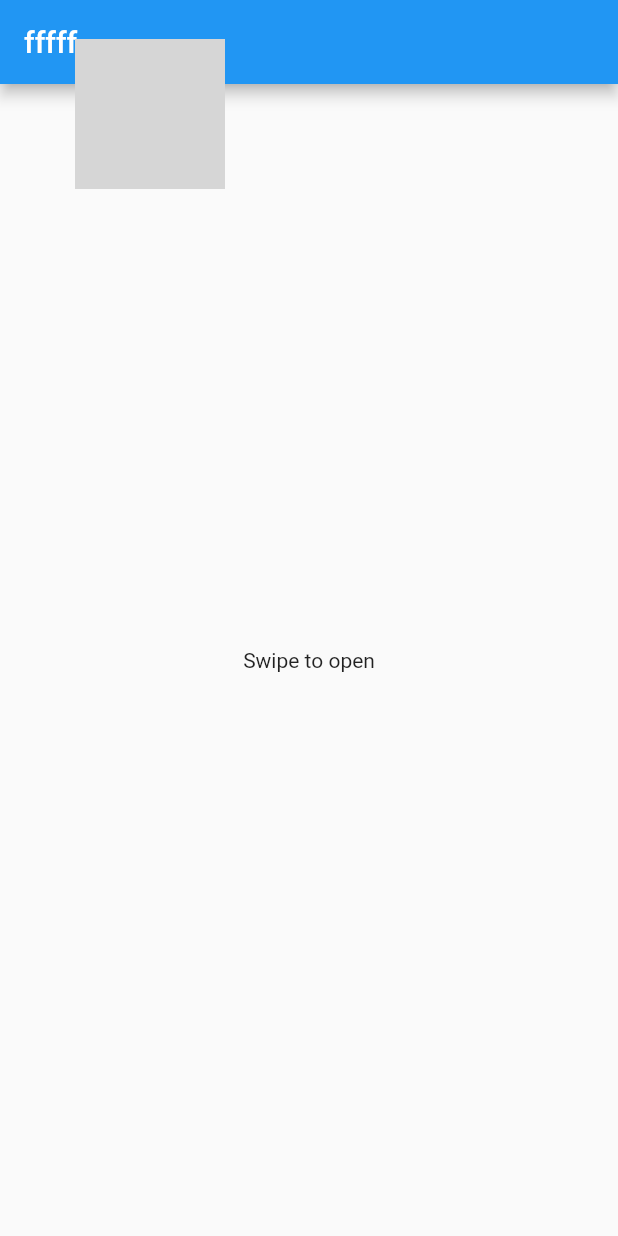
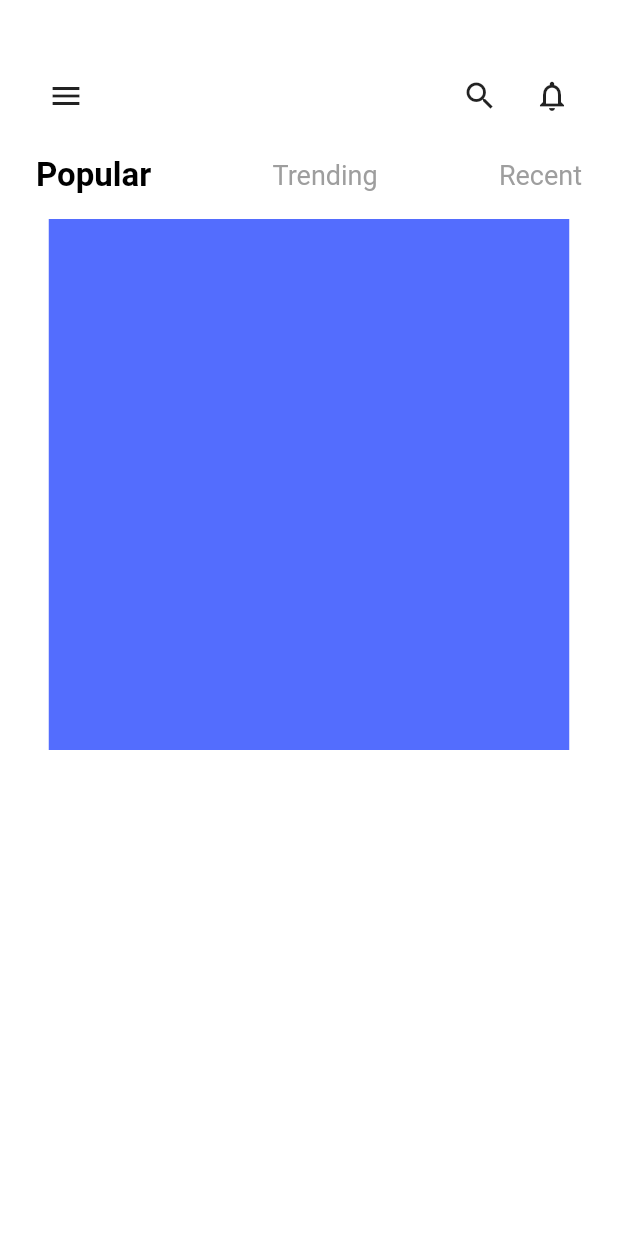
Before and after one commit to 1JavaEEGroup1/Algernon, a Flutter app: the screen it shows after launch, on a phone screen of 412 x 824 dp. Run offline on Flutter 3.47's test engine with Material 2 defaults, Android fonts, the phone set to English and light mode, and no system bars; grey boxes are pictures that could not be loaded.

Commit message:
complete drawerPage`s layout and a little homePage`s layout

```diff
--- /dev/null
+++ b/lib/configuration.dart
@@ -0,0 +1,21 @@
+import 'package:flutter/material.dart';
+
+class Strings {
+  static String tag1 = "Popular";
+  static String tag2 = "Trending";
+  static String tag3 = "Recent";
+  static String drawerTitle2 = "View Profile";
+  static String drawerTitle1 = "Sun Shibo";
+}
+
+List<Map> drawerItems = [
+  {'icon': Icons.home_outlined, 'title': "Home", 'selected': 1},
+  {'icon': Icons.bookmark_add_outlined, 'title': "Saved News", 'selected': 0},
+  {'icon': Icons.post_add_outlined, 'title': "Write News", 'selected': 0},
+  {'icon': Icons.credit_card, 'title': "MemberShip", 'selected': 0},
+  {'icon': Icons.help_outline, 'title': "Help", 'selected': 0},
+  {'icon': Icons.person_outline_outlined, 'title': "Profile", 'selected': 0}
+];
+
+var nowDrawerItem = drawerItems[0];
+var nowDrawerCount = 0;
--- a/lib/home.dart
+++ /dev/null
@@ -1,177 +0,0 @@
-import 'dart:math';
-
-import 'package:flutter/material.dart';
-
-class MyHomePage extends StatefulWidget {
-  const MyHomePage({Key? key, required this.title}) : super(key: key);
-
-  final String title;
-
-  @override
-  State<MyHomePage> createState() => _MyHomePageState();
-}
-
-class _MyHomePageState extends State<MyHomePage> {
-  double value = 0;
-
-  @override
-  Widget build(BuildContext context) {
-    return Scaffold(
-        body: Stack(
-      children: [
-        Container(
-          decoration: const BoxDecoration(
-            gradient: LinearGradient(
-                colors: [Colors.black, Colors.black54],
-                begin: Alignment.bottomCenter,
-                end: Alignment.topCenter),
-          ),
-        ),
-        SafeArea(
-          child: Container(
-            width: 200.0,
-            padding: const EdgeInsets.all(8.0),
-            child: Column(
-              children: [
-                DrawerHeader(
-                  child: Column(
-                    mainAxisAlignment: MainAxisAlignment.center,
-                    children: const [
-                      CircleAvatar(
-                        radius: 50.0,
-                        backgroundImage: NetworkImage(
-                            "https://encrypted-tbn0.gstatic.com/images?q=tbn:ANd9GcS6NCTGwyRds07Wyv37CyOWqrRA0bacwXGyfw8_MGwDg21eZKuJRfdZdzRbem0erGb7n5w&usqp=CAU"),
-                      ),
-                      SizedBox(
-                        height: 10.0,
-                      ),
-                      Text(
-                        "Sun shibo",
-                        style: TextStyle(color: Colors.white, fontSize: 20),
-                      )
-                    ],
-                  ),
-                ),
-                Expanded(
-                  child: ListView(
-                    children: [
-                      ListTile(
-                        onTap: () {},
-                        leading: const Icon(
-                          Icons.home,
-                          color: Colors.white,
-                        ),
-                        title: const Text(
-                          "Home",
-                          style: TextStyle(color: Colors.white),
-                        ),
-                      ),
-                      ListTile(
-                        onTap: () {},
-                        leading: const Icon(
-                          Icons.save,
-                          color: Colors.white,
-                        ),
-                        title: const Text(
-                          "Save News",
-                          style: TextStyle(color: Colors.white),
-                        ),
-                      ),
-                      ListTile(
-                        onTap: () {},
-                        leading: const Icon(
-                          Icons.newspaper,
-                          color: Colors.white,
-                        ),
-                        title: const Text(
-                          "Write News",
-                          style: TextStyle(color: Colors.white),
-                        ),
-                      ),
-                      ListTile(
-                        onTap: () {},
-                        leading: const Icon(
-                          Icons.card_membership,
-                          color: Colors.white,
-                        ),
-                        title: const Text(
-                          "Membership",
-                          style: TextStyle(color: Colors.white),
-                        ),
-                      ),
-                      ListTile(
-                        onTap: () {},
-                        leading: const Icon(
-                          Icons.help,
-                          color: Colors.white,
-                        ),
-                        title: const Text(
-                          "Help",
-                          style: TextStyle(color: Colors.white),
-                        ),
-                      ),
-                      ListTile(
-                        onTap: () {},
-                        leading: const Icon(
-                          Icons.settings,
-                          color: Colors.white,
-                        ),
-                        title: const Text(
-                          "Setting",
-                          style: TextStyle(color: Colors.white),
-                        ),
-                      ),
-                      ListTile(
-                        onTap: () {},
-                        leading: const Icon(
-                          Icons.logout,
-                          color: Colors.white,
-                        ),
-                        title: const Text(
-                          "Logout",
-                          style: TextStyle(color: Colors.white),
-                        ),
-                      )
-                    ],
-                  ),
-                )
-              ],
-            ),
-          ),
-        ),
-        TweenAnimationBuilder(
-            tween: Tween<double>(begin: 0, end: value),
-            duration: const Duration(milliseconds: 400),
-            builder: (_, double val, __) {
-              return (Transform(
-                alignment: Alignment.center,
-                transform: Matrix4.identity()
-                  ..setEntry(3, 2, 0.001)
-                  ..setEntry(0, 3, 200 * val)
-                  // ..scale(0.5, 0.5),
-                  ..rotateY((pi / 6) * val),
-                child: Scaffold(
-                  appBar: AppBar(title: const Text("fffff")),
-                  body: const Center(
-                    child: Text("Swipe to open"),
-                  ),
-                ),
-              ));
-            }),
-        GestureDetector(
-          onHorizontalDragUpdate: (e) {
-            if (e.delta.dx > 0) {
-              setState(() {
-                value = 1;
-              });
-            } else {
-              setState(() {
-                value = 0;
-              });
-            }
-          },
-        )
-      ],
-    ));
-  }
-}
--- a/lib/main.dart
+++ b/lib/main.dart
@@ -1,23 +1,21 @@
+import 'package:algernon/ui/drawerScreen.dart';
+import 'package:algernon/ui/homeScreen.dart';
 import 'package:flutter/material.dart';
 
-import 'home.dart';
-
 void main() {
-  runApp(const MyApp());
+  runApp(MaterialApp(
+    home: HomePage(),
+  ));
 }
 
-class MyApp extends StatelessWidget {
-  const MyApp({Key? key}) : super(key: key);
-
-  // This widget is the root of your application.
+class HomePage extends StatelessWidget {
   @override
   Widget build(BuildContext context) {
-    return MaterialApp(
-      title: 'Flutter Demo',
-      theme: ThemeData(
-        primarySwatch: Colors.blue,
+    return Scaffold(
+      backgroundColor: Colors.black,
+      body: Stack(
+        children: const [DrawerScreen(), HomeScreen()],
       ),
-      home: const MyHomePage(title: 'Flutter Demo Home Page'),
     );
   }
 }
--- /dev/null
+++ b/lib/ui/drawerScreen.dart
@@ -0,0 +1,141 @@
+import 'package:algernon/configuration.dart';
+import 'package:flutter/material.dart';
+
+class DrawerScreen extends StatefulWidget {
+  const DrawerScreen({Key? key}) : super(key: key);
+
+  @override
+  State<DrawerScreen> createState() => _DrawerScreenState();
+}
+
+class _DrawerScreenState extends State<DrawerScreen> {
+  @override
+  Widget build(BuildContext context) {
+    return Container(
+      padding: const EdgeInsets.only(top: 50, bottom: 40, left: 10),
+      child: Column(
+        mainAxisAlignment: MainAxisAlignment.spaceBetween,
+        children: [userTitle(), buttonList(), settingAndLogout()],
+      ),
+    );
+  }
+
+  userTitle() {
+    return Row(
+      children: [
+        CircleAvatar(),
+        const SizedBox(width: 10),
+        Column(
+          crossAxisAlignment: CrossAxisAlignment.start,
+          children: [
+            Text("Miroslava Savitskaya",
+                style: TextStyle(
+                    color: Colors.white, fontWeight: FontWeight.bold)),
+            Text(
+              "MemberShip",
+              style: TextStyle(
+                  color: Colors.white,
+                  fontWeight: FontWeight.bold,
+                  fontSize: 11),
+            )
+          ],
+        )
+      ],
+    );
+  }
+
+  buttonList() {
+    return Column(
+      children: drawerItems
+          .map((element) => Padding(
+                padding: const EdgeInsets.all(9.0),
+                child: GestureDetector(
+                  onTap: () {
+                    setState(() {
+                      if (element['selected'] == 0) {
+                        for (int i = 0; i < drawerItems.length; i++) {
+                          drawerItems[i]['selected'] = 0;
+                          if (element == drawerItems[i]) {
+                            nowDrawerItem = element;
+                            nowDrawerCount = i;
+                          }
+                        }
+                        element['selected'] = 1;
+                      }
+                    });
+                  },
+                  child: Row(
+                    children: [
+                      element['selected'] == 1
+                          ? Icon(
+                              element['icon'],
+                              color: Colors.white,
+                              size: 28,
+                            )
+                          : Icon(
+                              element['icon'],
+                              color: Colors.grey[700],
+                              size: 28,
+                            ),
+                      const SizedBox(
+                        width: 10,
+                      ),
+                      element['selected'] == 1
+                          ? Text(element['title'],
+                              style:
+                                  TextStyle(color: Colors.white, fontSize: 20))
+                          : Text(element['title'],
+                              style: TextStyle(
+                                  color: Colors.grey[700], fontSize: 20))
+                    ],
+                  ),
+                ),
+              ))
+          .toList(),
+    );
+  }
+
+  settingAndLogout() {
+    return Row(
+      children: [
+        GestureDetector(
+          onTap: (() {}),
+          child: Row(
+            children: const [
+              Icon(
+                Icons.settings_outlined,
+                color: Colors.white,
+              ),
+              SizedBox(width: 5),
+              Text("Setting",
+                  style: TextStyle(
+                      color: Colors.white, fontWeight: FontWeight.bold)),
+            ],
+          ),
+        ),
+        const SizedBox(width: 10),
+        Container(
+          width: 2,
+          height: 20,
+          color: Colors.white,
+        ),
+        const SizedBox(width: 10),
+        GestureDetector(
+          onTap: (() {}),
+          child: Row(
+            children: const [
+              Icon(
+                Icons.logout_outlined,
+                color: Colors.white,
+              ),
+              SizedBox(width: 5),
+              Text("Log out",
+                  style: TextStyle(
+                      color: Colors.white, fontWeight: FontWeight.bold)),
+            ],
+          ),
+        )
+      ],
+    );
+  }
+}
--- /dev/null
+++ b/lib/ui/homeScreen.dart
@@ -0,0 +1,175 @@
+import 'package:algernon/configuration.dart';
+import 'package:algernon/ui/descriptionScreen.dart';
+import 'package:flutter/material.dart';
+
+class HomeScreen extends StatefulWidget {
+  const HomeScreen({Key? key}) : super(key: key);
+
+  @override
+  State<HomeScreen> createState() => _HomeScreenState();
+}
+
+class _HomeScreenState extends State<HomeScreen> {
+  double xOffset = 0;
+  double yOffset = 0;
+  double scaleFactor = 1;
+  bool isOpen = false;
+
+  late Animation animation;
+
+  @override
+  Widget build(BuildContext context) {
+    // xOffset = MediaQuery.of(context).;
+    return AnimatedContainer(
+      transform: Matrix4.translationValues(xOffset, yOffset, 0)
+        ..scale(scaleFactor)
+        ..rotateY(isOpen ? -0.5 : 0),
+      duration: const Duration(milliseconds: 250),
+      decoration: BoxDecoration(
+          color: Colors.white,
+          borderRadius: BorderRadius.circular(isOpen ? 40 : 0.0)),
+      child: Column(
+        children: [
+          const SizedBox(
+            height: 40,
+          ),
+          Container(
+              margin: const EdgeInsets.symmetric(horizontal: 20),
+              child: titleBar()),
+          Container(
+            margin: const EdgeInsets.symmetric(horizontal: 24, vertical: 16),
+            child: label(),
+          ),
+          Container(
+            height: 354,
+            width: 347,
+            color: Colors.indigoAccent,
+            margin: const EdgeInsets.symmetric(horizontal: 24),
+            child: banner(),
+          ),
+        ],
+      ),
+    );
+  }
+
+  //titleBar
+  Widget titleBar() {
+    return Row(
+      mainAxisAlignment: MainAxisAlignment.spaceBetween,
+      children: [
+        //open or close drawer button
+        isOpen
+            ? IconButton(
+                icon: const Icon(Icons.arrow_back_ios),
+                onPressed: () {
+                  setState(() {
+                    xOffset = 0;
+                    yOffset = 0;
+                    scaleFactor = 1;
+                    isOpen = false;
+                  });
+                },
+              )
+            : IconButton(
+                icon: const Icon(Icons.menu),
+                onPressed: () {
+                  setState(() {
+                    xOffset = 230;
+                    yOffset = 150;
+                    scaleFactor = 0.7;
+                    isOpen = true;
+                  });
+                }),
+        //search and notification button
+        Row(
+          mainAxisAlignment: MainAxisAlignment.spaceBetween,
+          children: [
+            IconButton(
+                icon: const Icon(Icons.search),
+                onPressed: () {
+                  Navigator.push(
+                      context,
+                      MaterialPageRoute(
+                          builder: (context) => const DescriptionScreen()));
+                }),
+            IconButton(
+                icon: const Icon(Icons.notifications_outlined),
+                onPressed: () {}),
+          ],
+        ),
+      ],
+    );
+  }
+
+  bool labelOnOne = true;
+  bool labelOnTwo = false;
+  bool labelOnThree = false;
+
+  //label
+  label() {
+    return Row(
+      mainAxisAlignment: MainAxisAlignment.spaceBetween,
+      children: [
+        GestureDetector(
+            onTap: () {
+              setState(() {
+                labelOnOne = true;
+                labelOnTwo = labelOnThree = false;
+              });
+            },
+            child: labelOnOne
+                ? Text(Strings.tag1,
+                    textAlign: TextAlign.center,
+                    style: const TextStyle(
+                        fontSize: 22,
+                        color: Colors.black,
+                        fontWeight: FontWeight.bold))
+                : Text(Strings.tag1,
+                    textAlign: TextAlign.center,
+                    style: const TextStyle(fontSize: 18, color: Colors.grey))),
+        GestureDetector(
+            onTap: () {
+              setState(() {
+                labelOnTwo = true;
+                labelOnOne = labelOnThree = false;
+              });
+            },
+            child: labelOnTwo
+                ? Text(Strings.tag2,
+                    textAlign: TextAlign.center,
+                    style: const TextStyle(
+                        fontSize: 22,
+                        color: Colors.black,
+                        fontWeight: FontWeight.bold))
+                : Text(Strings.tag2,
+                    textAlign: TextAlign.center,
+                    style: const TextStyle(fontSize: 18, color: Colors.grey))),
+        GestureDetector(
+            onTap: () {
+              setState(() {
+                labelOnThree = true;
+                labelOnTwo = labelOnOne = false;
+              });
+            },
+            child: labelOnThree
+                ? Text(Strings.tag3,
+                    textAlign: TextAlign.center,
+                    style: const TextStyle(
+                        fontSize: 22,
+                        color: Colors.black,
+                        fontWeight: FontWeight.bold))
+                : Text(Strings.tag3,
+                    textAlign: TextAlign.center,
+                    style: const TextStyle(fontSize: 18, color: Colors.grey))),
+      ],
+    );
+  }
+
+  banner() {
+    return Stack();
+  }
+
+  list() {
+    return Stack();
+  }
+}
--- a/pubspec.yaml
+++ b/pubspec.yaml
@@ -58,9 +58,8 @@ flutter:
   uses-material-design: true
 
   # To add assets to your application, add an assets section, like this:
-  # assets:
-  #   - images/a_dot_burr.jpeg
-  #   - images/a_dot_ham.jpeg
+  assets:
+    - images/
 
   # An image asset can refer to one or more resolution-specific "variants", see
   # https://flutter.dev/assets-and-images/#resolution-aware
```
Also changed, not shown: lib/ui/descriptionScreen.dart (added, +146 -0 lines), 1 other file.
